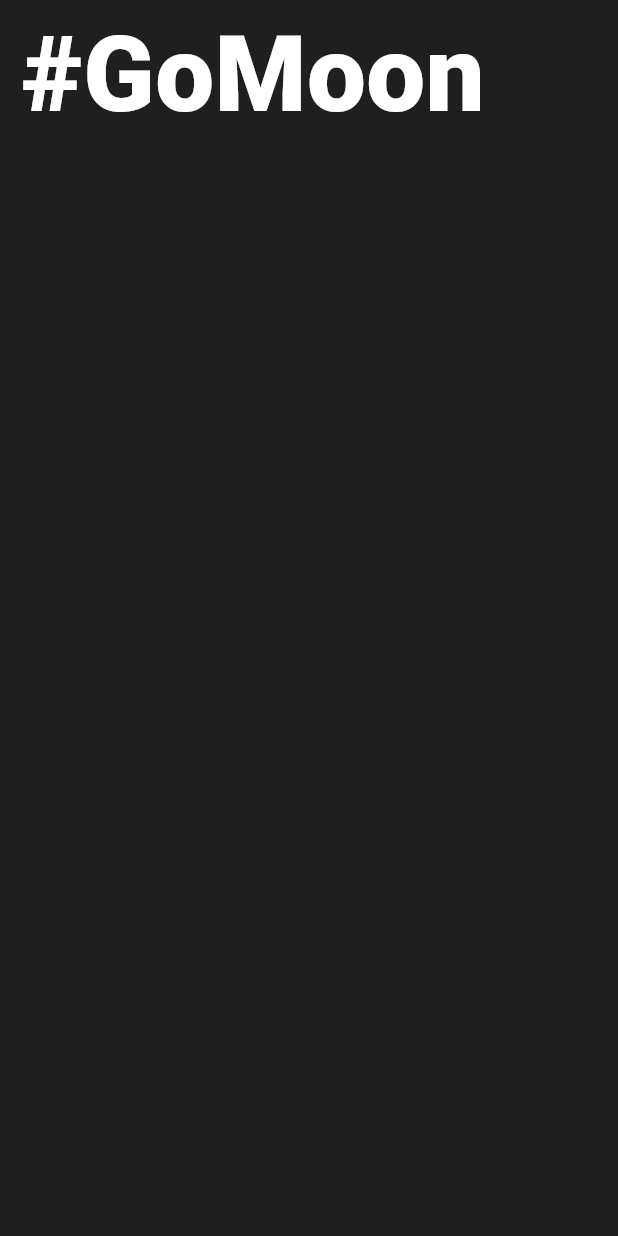
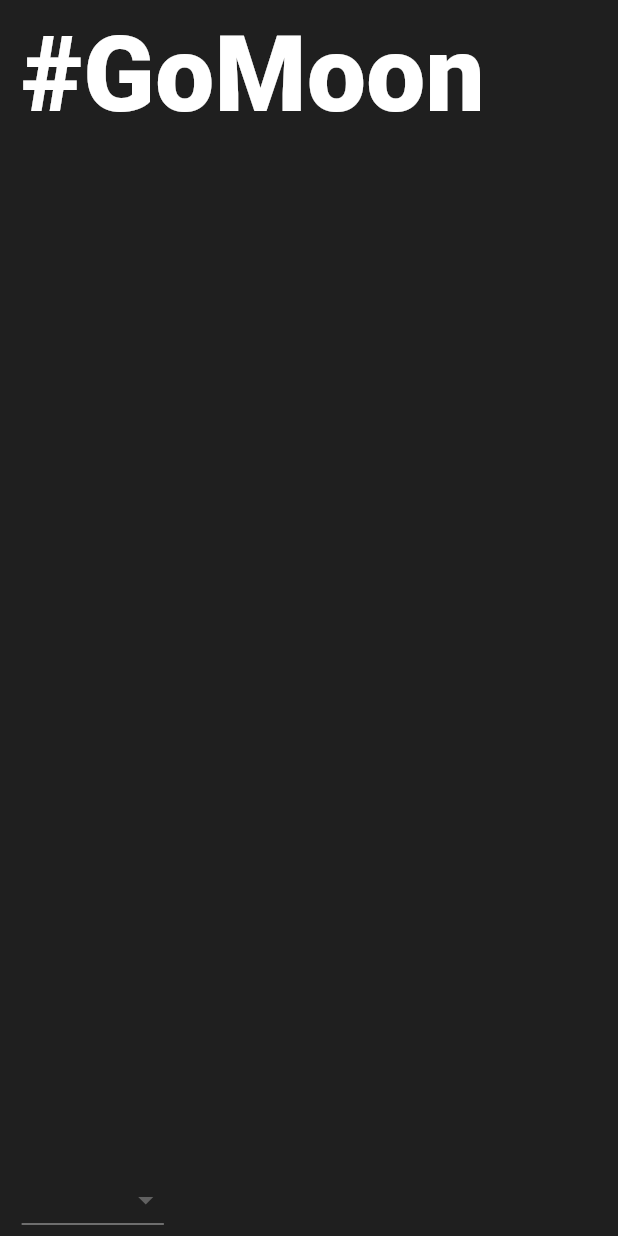
Before and after one commit to amiroudiallo-dev/mobile-development, a Flutter app: the screen it shows after launch, on a phone screen of 412 x 824 dp. Run offline on Flutter 3.47's test engine with Material 3 defaults, Android fonts, the phone set to English and light mode, and no system bars.

Commit message:
understanding-column-widget

```diff
--- a/flutter-learning/go_moon/lib/pages/home_page.dart
+++ b/flutter-learning/go_moon/lib/pages/home_page.dart
@@ -18,7 +18,15 @@ class HomePage extends StatelessWidget {
           height: _deviceHeight,
           width: _deviceWidth,
           padding: EdgeInsets.symmetric(horizontal: _deviceWidth * 0.035),
-          child: _pageTitle(),
+          child: Column(
+            mainAxisAlignment: MainAxisAlignment.spaceBetween,
+            mainAxisSize: MainAxisSize.max,
+            crossAxisAlignment: CrossAxisAlignment.start,
+            children: [
+              _pageTitle(),
+              _destinationDropDownWidget(),
+            ],
+          ),
         )
       )
     );
```
